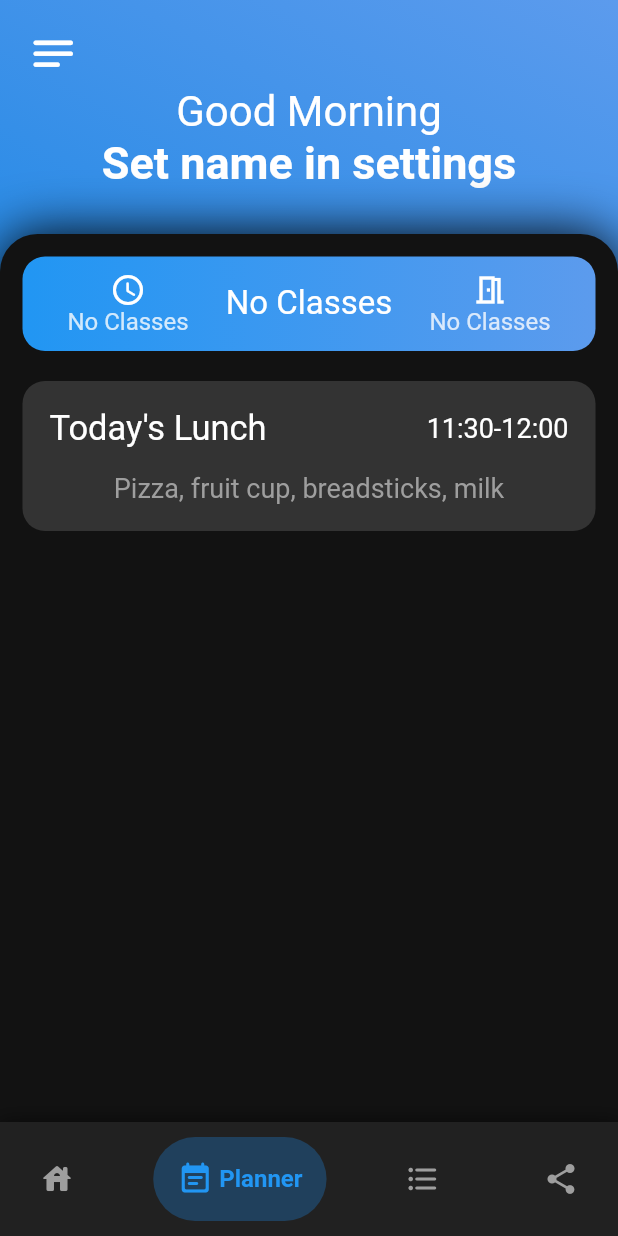
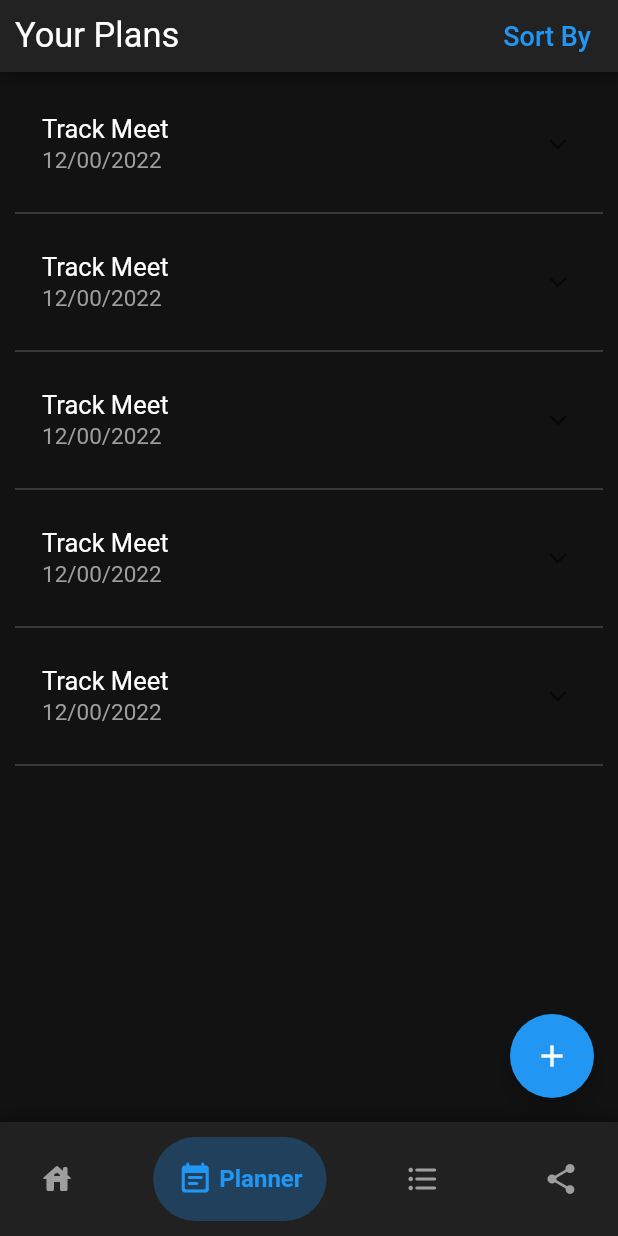
Before and after one commit to Quantam-Studios/CCHS_Hub-FBLA-2021-2022, a Flutter app: the screen it shows after launch, item 2 of the bottom bar chosen, on a phone screen of 412 x 824 dp. Run offline on Flutter 3.47's test engine with Material 2 defaults, Android fonts, the phone set to English and light mode, and no system bars; drawn by our look-alikes of expansion_tile_card, google_nav_bar; our stand-ins replace font_awesome_flutter, hive, hive_flutter, rflutter_alert, table_calendar, webview_flutter; accounts and stored records are empty.

Commit message:
Planner Page Begun.
Event cards have been started, and almost have the first design done. The Event class and model have been made and generated.

```diff
--- a/cchs_hub/lib/helper_scripts/boxes.dart
+++ b/cchs_hub/lib/helper_scripts/boxes.dart
@@ -4,8 +4,10 @@ import 'package:hive_flutter/hive_flutter.dart';
 // Model types
 import '../model/user.dart';
 import '../model/class.dart';
+import '../model/event.dart';
 
 class Boxes {
   static Box<User> getUsers() => Hive.box<User>('users');
   static Box<Class> getClasses() => Hive.box<Class>('classes');
+  static Box<Event> getEvents() => Hive.box<Event>('events');
 }
--- a/cchs_hub/lib/main.dart
+++ b/cchs_hub/lib/main.dart
@@ -7,14 +7,18 @@ import 'package:google_nav_bar/google_nav_bar.dart';
 import 'pages/home_page.dart';
 import 'pages/socials_page.dart';
 import 'pages/classes_page.dart';
+import 'pages/planner_page.dart';
 // Hive Database
 import 'package:hive_flutter/hive_flutter.dart';
 import 'helper_scripts/boxes.dart';
 // Hive Models
 import 'package:cchs_hub/model/user.dart';
 import 'package:cchs_hub/model/class.dart';
+import 'package:cchs_hub/model/event.dart';
 
 Future main() async {
+  WidgetsFlutterBinding.ensureInitialized();
+
   // Hive Initialization
   await Hive.initFlutter();
   // User
@@ -23,6 +27,9 @@ Future main() async {
   // Classes
   Hive.registerAdapter(ClassAdapter());
   await Hive.openBox<Class>('classes');
+  // Events
+  Hive.registerAdapter(EventAdapter());
+  await Hive.openBox<Event>('events');
 
   // Check if it's the first run or if the user has not finished setting it up
   if (Boxes.getUsers().length == 0) {
@@ -92,7 +99,7 @@ class _PageState extends State<Page> {
       // HOME
       const HomePage(),
       // PLANNER
-      const HomePage(),
+      const PlannerPage(),
       // CLASSES
       const ClassPage(),
       // SOCIALS
--- a/cchs_hub/lib/model/class.dart
+++ b/cchs_hub/lib/model/class.dart
@@ -8,7 +8,7 @@ class Class extends HiveObject {
   @HiveField(0)
   late String name;
 
-  // Rooom
+  // Room
   @HiveField(1)
   late String room;
 
--- /dev/null
+++ b/cchs_hub/lib/model/event.dart
@@ -0,0 +1,22 @@
+// Hive
+import 'package:hive/hive.dart';
+part 'event.g.dart';
+
+@HiveType(typeId: 2)
+class Event extends HiveObject {
+  // Event Name
+  @HiveField(0)
+  late String name;
+
+  // Room
+  @HiveField(1)
+  late String description;
+
+  // Date
+  @HiveField(2)
+  late DateTime date;
+
+  // Importance
+  @HiveField(3)
+  late bool marked;
+}
--- a/cchs_hub/lib/pages/classes_page.dart
+++ b/cchs_hub/lib/pages/classes_page.dart
@@ -66,7 +66,7 @@ class ClassPageContent extends State {
 }
 
 // TOP SECTION
-// this has the title of thep age as well as the buttons to add and clear classes
+// this has the title of the age as well as the buttons to add and clear classes
 _topSection(BuildContext context) {
   return Container(
     decoration: BoxDecoration(
--- a/cchs_hub/lib/pages/home_page.dart
+++ b/cchs_hub/lib/pages/home_page.dart
@@ -36,7 +36,6 @@ class HomePageContent extends State {
 
   @override
   void dispose() {
-    // Get rid of boxes needed for this page
     super.dispose();
   }
 
--- /dev/null
+++ b/cchs_hub/lib/pages/planner_page.dart
@@ -0,0 +1,154 @@
+// General
+import 'package:flutter/material.dart';
+import "package:flutter/services.dart";
+// Calendar
+import 'package:table_calendar/table_calendar.dart';
+// Display of Events
+import 'package:expansion_tile_card/expansion_tile_card.dart';
+// Popups
+import 'package:rflutter_alert/rflutter_alert.dart';
+// Events
+import '/model/event.dart';
+// Hive DataBase
+import 'package:hive_flutter/hive_flutter.dart';
+import 'package:cchs_hub/helper_scripts/boxes.dart';
+
+class PlannerPage extends StatefulWidget {
+  const PlannerPage({Key? key}) : super(key: key);
+
+  @override
+  PlannerPageContent createState() => PlannerPageContent();
+}
+
+class PlannerPageContent extends State<PlannerPage> {
+  @override
+  Widget build(BuildContext context) {
+    return Scaffold(
+      backgroundColor: const Color(0xFF121212),
+      floatingActionButton: FloatingActionButton(
+        onPressed: () => {},
+        child: const Icon(Icons.add),
+      ),
+      body: SafeArea(
+        child: Column(
+          children: [
+            _topSection(context),
+            Padding(
+              padding: const EdgeInsets.all(10),
+              child: Column(
+                children: [
+                  _eventCard(),
+                  _eventCard(),
+                  _eventCard(),
+                  _eventCard(),
+                  _eventCard(),
+                ],
+              ),
+            ),
+          ],
+        ),
+      ),
+    );
+  }
+}
+
+// TOP SECTION
+_topSection(BuildContext context) {
+  return Container(
+    decoration: BoxDecoration(
+      color: const Color(0xFF222222),
+      boxShadow: [
+        BoxShadow(
+            color: Colors.black.withOpacity(0.5),
+            spreadRadius: 1,
+            blurRadius: 10),
+      ],
+    ),
+    child: Padding(
+      padding: const EdgeInsets.symmetric(
+        vertical: 0.0,
+        horizontal: 10.0,
+      ),
+      child: Row(
+        children: [
+          // Title
+          const Text(
+            "Your Plans",
+            style: TextStyle(fontSize: 23),
+          ),
+          // Separation
+          const Spacer(),
+          // Sort By Button
+          TextButton(
+            child: const Text(
+              "Sort By",
+              style: TextStyle(fontSize: 18),
+            ),
+            onPressed: () => {},
+          ),
+        ],
+        crossAxisAlignment: CrossAxisAlignment.center,
+      ),
+    ),
+  );
+}
+
+_eventCard() {
+  return Column(
+    children: [
+      ExpansionTileCard(
+        baseColor: const Color(0xFF121212),
+        expandedColor: const Color(0xFF353535),
+        borderRadius: const BorderRadius.all(
+          Radius.circular(10),
+        ),
+        // Shadow
+        shadowColor: Colors.black.withOpacity(0.5),
+        elevation: 7.0,
+        // Event Name
+        title: const Text(
+          "Track Meet",
+          style: TextStyle(fontSize: 17, color: Colors.white),
+        ),
+        // Event Date
+        subtitle: const Text("12/00/2022",
+            style: TextStyle(color: Colors.grey, fontSize: 15)),
+        children: [
+          const Padding(
+            padding: EdgeInsets.symmetric(horizontal: 20.0, vertical: 8.0),
+            child: Align(
+              alignment: Alignment.centerLeft,
+              child: Text("It's probably going to be from 10:00am to 6:00pm"),
+            ),
+          ),
+          ButtonBar(
+            alignment: MainAxisAlignment.end,
+            children: [
+              TextButton(
+                style: TextButton.styleFrom(primary: Colors.white),
+                onPressed: () {},
+                child: Row(
+                  children: const <Widget>[
+                    Icon(Icons.star_border_rounded),
+                  ],
+                ),
+              ),
+              TextButton(
+                style: TextButton.styleFrom(primary: Colors.white),
+                onPressed: () {},
+                child: Row(
+                  children: const <Widget>[
+                    Icon(Icons.more_vert_rounded),
+                  ],
+                ),
+              ),
+            ],
+          ),
+        ],
+      ),
+      Divider(
+        color: Colors.grey.shade700,
+      ),
+    ],
+  );
+}
```
Also changed, not shown: cchs_hub/pubspec.yaml (+8 -4 lines), cchs_hub/lib/model/event.g.dart (added), cchs_hub/pubspec.lock.
